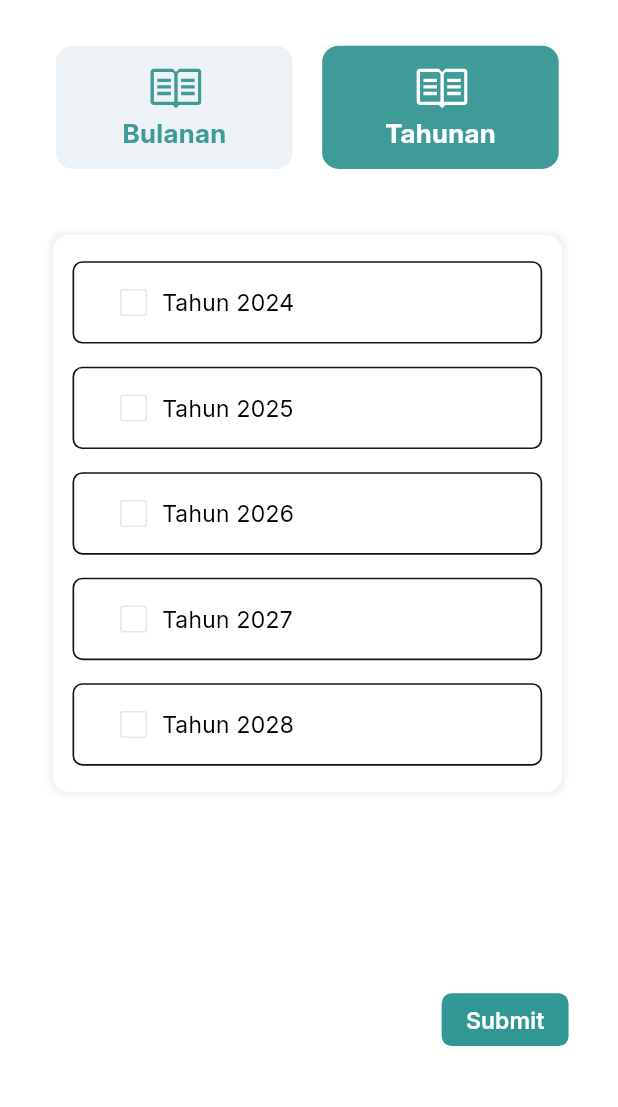
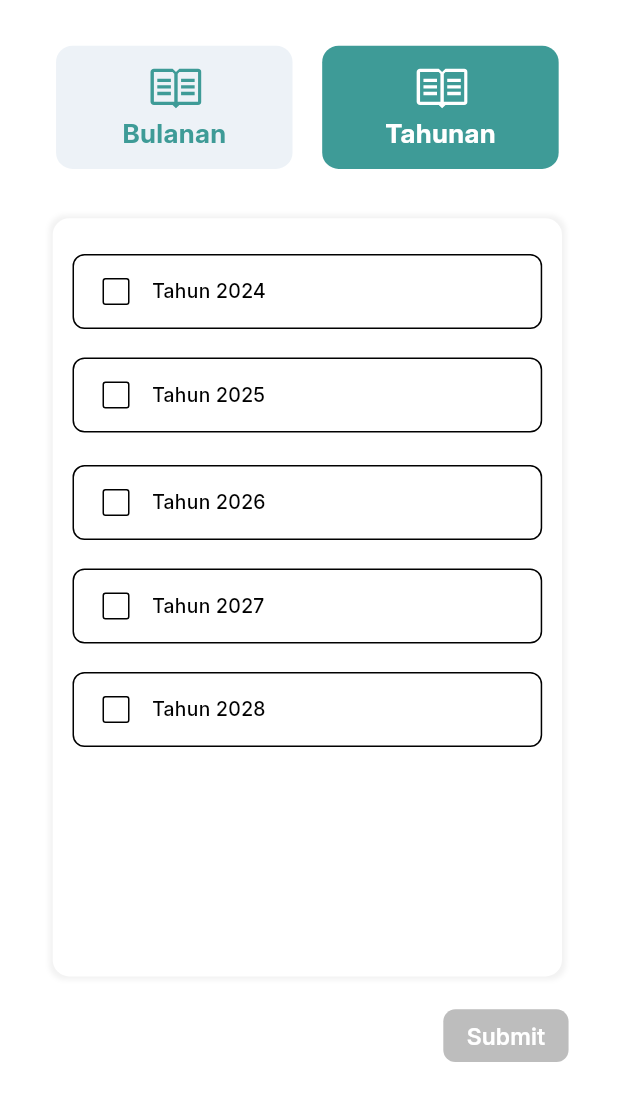
Before and after one commit to rennn9/MBPS-KP, a Flutter app: the KipappPegawaiTwoScreen screen opened by its route, on a phone screen of 412 x 824 dp, the part 129-1236 px from its top. Run offline on Flutter 3.47's test engine with Material 3 defaults, Android fonts, the phone set to English and light mode, and no system bars; our stand-ins replace cached_network_image, connectivity_plus, flutter_svg, flutter_time_picker_spinner, smooth_page_indicator, timelines_plus; project files that could hold a hidden picture were left out.

Commit message:
mengupdate hal kipApp pegawai

```diff
--- a/lib/presentation/kipapp_pegawai_two_screen/kipapp_pegawai_two_screen.dart
+++ b/lib/presentation/kipapp_pegawai_two_screen/kipapp_pegawai_two_screen.dart
@@ -4,35 +4,49 @@ import '../../theme/custom_button_style.dart';
 import '../../widgets/app_bar/appbar_leading_image.dart';
 import '../../widgets/app_bar/appbar_title.dart';
 import '../../widgets/app_bar/custom_app_bar.dart';
-import '../../widgets/custom_checkbox_button.dart';
 import '../../widgets/custom_elevated_button.dart';
 
 // ignore_for_file: must_be_immutable
-class KipappPegawaiTwoScreen extends StatelessWidget {
+
+class KipappPegawaiTwoScreen extends StatefulWidget {
   KipappPegawaiTwoScreen({Key? key}) : super(key: key);
+  @override
+  _KipappPegawaiTwoScreenState createState() => _KipappPegawaiTwoScreenState();
+}
 
+class _KipappPegawaiTwoScreenState extends State<KipappPegawaiTwoScreen> {
   bool tahun2024one = false;
   bool tahun2025one = false;
   bool tahun2026one = false;
   bool tahun2027one = false;
   bool tahun2028one = false;
 
+  bool get isSubmitEnabled =>
+      tahun2024one ||
+      tahun2025one ||
+      tahun2026one ||
+      tahun2027one ||
+      tahun2028one;
+
   @override
   Widget build(BuildContext context) {
     return SafeArea(
       child: Scaffold(
         appBar: _buildAppbar(context),
-        body: Container(
+        body: SizedBox(
+          width: double.maxFinite,
+          child: SingleChildScrollView(
+            child: Container(
               width: double.maxFinite,
               padding: EdgeInsets.only(
                 left: 14.h,
-            top: 28.h,
+                top: 24.h,
                 right: 14.h,
               ),
               child: Column(
                 children: [
-              Expanded(
-                child: Container(
+                  SizedBox(height: 4.h),
+                  Container(
                     width: double.maxFinite,
                     margin: EdgeInsets.only(left: 2.h),
                     padding: EdgeInsets.symmetric(horizontal: 16.h),
@@ -49,9 +63,15 @@ class KipappPegawaiTwoScreen extends StatelessWidget {
                             mainAxisAlignment: MainAxisAlignment.end,
                             children: [
                               Expanded(
+                                child: GestureDetector(
+                                  onTap: () {
+                                    Navigator.pushNamed(context,
+                                        AppRoutes.kipappPegawaiOneScreen);
+                                  },
                                   child: Container(
                                     width: double.maxFinite,
-                                padding: EdgeInsets.symmetric(vertical: 10.h),
+                                    padding:
+                                        EdgeInsets.symmetric(vertical: 10.h),
                                     decoration: BoxDecoration(
                                       color: appTheme.blueGray50,
                                       borderRadius:
@@ -59,20 +79,21 @@ class KipappPegawaiTwoScreen extends StatelessWidget {
                                     ),
                                     child: Column(
                                       mainAxisSize: MainAxisSize.min,
-                                  mainAxisAlignment: MainAxisAlignment.center,
+                                      mainAxisAlignment:
+                                          MainAxisAlignment.center,
                                       children: [
                                         CustomImageView(
                                           imagePath: ImageConstant.imgClose,
                                           height: 32.h,
                                           width: 36.h,
-                                      onTap: () {},
                                         ),
                                         Text(
                                           "Bulanan",
-                                      style:
-                                          CustomTextStyles.titleMediumPrimary,
+                                          style: CustomTextStyles
+                                              .titleMediumPrimary,
                                         ),
                                       ],
+                                    ),
                                   ),
                                 ),
                               ),
@@ -80,7 +101,8 @@ class KipappPegawaiTwoScreen extends StatelessWidget {
                               Expanded(
                                   child: Container(
                                     width: double.maxFinite,
-                                padding: EdgeInsets.symmetric(vertical: 10.h),
+                                    padding:
+                                        EdgeInsets.symmetric(vertical: 10.h),
                                     decoration: BoxDecoration(
                                       color: theme.colorScheme.primary,
                                       borderRadius:
@@ -88,48 +110,96 @@ class KipappPegawaiTwoScreen extends StatelessWidget {
                                     ),
                                     child: Column(
                                       mainAxisSize: MainAxisSize.min,
-                                  mainAxisAlignment: MainAxisAlignment.center,
+                                      mainAxisAlignment:
+                                          MainAxisAlignment.center,
                                       children: [
                                         CustomImageView(
                                           imagePath: ImageConstant.imgGrid,
                                           height: 32.h,
                                           width: 36.h,
-                                      onTap: () {},
                                         ),
                                         Text(
                                           "Tahunan",
-                                      style:
-                                          CustomTextStyles.titleMediumWhiteA700,
+                                          style: CustomTextStyles
+                                              .titleMediumWhiteA700,
                                         ),
                                       ],
                                     ),
                                   ),
-                            )
+                                ),
                             ],
                           ),
                         ),
-                      SizedBox(height: 40.h),
-                      _buildColumntahun2024(context),
-                      Spacer(),
-                      CustomElevatedButton(
-                        height: 32.h,
-                        width: 77.h,
-                        text: "Submit",
-                        buttonStyle: CustomButtonStyles.fillTeal,
-                        buttonTextStyle: CustomTextStyles.titleSmallWhiteA700,
-                        onPressed: () {},
-                      )
+                        SizedBox(height: 30.h),
+                        Container(
+                          width: double.maxFinite,
+                          height: 460.h,
+                          margin: EdgeInsets.only(right: 4.h),
+                          padding: EdgeInsets.symmetric(
+                            horizontal: 12.h,
+                            vertical: 8.h,
+                          ),
+                          decoration: BoxDecoration(
+                            color: appTheme.whiteA700,
+                            borderRadius: BorderRadiusStyle.roundedBorder10,
+                            boxShadow: [
+                              BoxShadow(
+                                color: theme.colorScheme.errorContainer
+                                    .withOpacity(0.05),
+                                spreadRadius: 2.h,
+                                blurRadius: 2.h,
+                              ),
+                            ],
+                          ),
+                          child: Column(
+                            mainAxisSize: MainAxisSize.min,
+                            crossAxisAlignment: CrossAxisAlignment.end,
+                            children: [
+                              SizedBox(height: 10.h),
+                              _build2024one(context),
+                              SizedBox(height: 10.h),
+                              _build2025one(context),
+                              SizedBox(height: 12.5.h),
+                              _build2026one(context),
+                              SizedBox(height: 10.h),
+                              _build2027one(context),
+                              SizedBox(height: 10.h),
+                              _build2028one(context),
                             ],
                           ),
                         ),
+                        Padding(
+                          padding: EdgeInsets.symmetric(vertical: 20.h),
+                          child: CustomElevatedButton(
+                            height: 32.h,
+                            width: 76.h,
+                            text: "Submit",
+                            buttonStyle: isSubmitEnabled
+                                ? CustomButtonStyles.fillTeal
+                                : CustomButtonStyles
+                                    .fillGray, // Gaya tombol untuk tombol non-aktif
+                            buttonTextStyle:
+                                CustomTextStyles.titleSmallWhiteA700,
+                            onPressed: isSubmitEnabled
+                                ? () {
+                                    Navigator.pushNamed(
+                                        context, '/submit_berhasil_screen');
+                                  }
+                                : null, // Tombol tidak aktif jika isSubmitEnabled = false
                           ),
-              SizedBox(height: 37.h)
+                        ),
                       ],
+                    ),
+                  ),
+                ],
+              ),
+            ),
           ),
         ),
       ),
     );
   }
+
   /// Section Widget
   PreferredSizeWidget _buildAppbar(BuildContext context) {
     return CustomAppBar(
@@ -138,7 +208,9 @@ PreferredSizeWidget _buildAppbar(BuildContext context) {
         imagePath: ImageConstant.imgArrowLeftWhiteA700,
         height: 16.h,
         margin: EdgeInsets.only(left: 33.h),
-      onTap: () {},
+        onTap: () {
+          Navigator.pop(context);
+        },
       ),
       centerTitle: true,
       title: AppbarTitle(
@@ -148,119 +220,103 @@ PreferredSizeWidget _buildAppbar(BuildContext context) {
     );
   }
 
-/// Section Widget
-Widget _buildColumntahun2024(BuildContext context) {
+  Widget _buildMonthCheckbox(
+      {required BuildContext context,
+      required String label,
+      required bool value,
+      required ValueChanged<bool?> onChanged}) {
     return Container(
-    width: double.maxFinite,
-    margin: EdgeInsets.only(right: 4.h),
-    padding: EdgeInsets.symmetric(
-      horizontal: 12.h,
-      vertical: 16.h,
+      decoration: BoxDecoration(
+        borderRadius: BorderRadius.circular(8.0), // Radius sudut container
+        border: Border.all(
+            color: const Color.fromARGB(255, 0, 0, 0)), // Warna border
       ),
-    decoration: BoxDecoration(
-      color: appTheme.whiteA700,
-      borderRadius: BorderRadiusStyle.roundedBorder10,
-      boxShadow: [
-        BoxShadow(
-          color: theme.colorScheme.errorContainer.withOpacity(0.05),
-          spreadRadius: 2.h,
-          blurRadius: 2.h,
-          offset: Offset(
-            0,
-            0,
+      padding: const EdgeInsets.symmetric(horizontal: 12.0, vertical: 8.0),
+      margin: const EdgeInsets.symmetric(vertical: 4.0),
+      child: Row(
+        children: [
+          Checkbox(
+            value: value,
+            onChanged: onChanged,
+            activeColor: Colors.blue[600],
+            checkColor: Colors.white,
           ),
-        )
-      ],
-    ),
-    child: Column(
-      mainAxisSize: MainAxisSize.min,
-      children: [
-        SizedBox(
-          width: double.maxFinite,
-          child: CustomCheckboxButton(
-            text: "Tahun 2024",
-            value: tahun2024one,
-            padding: EdgeInsets.fromLTRB(26.h, 14.h, 30.h, 14.h),
-            textStyle: CustomTextStyles.bodyMediumErrorContainer,
-            decoration: CustomCheckBoxStyleHelper.outlineErrorContainer,
-            onChange: (value) {
-              tahun2024one = value;
-            },
+          const SizedBox(width: 8.0), // Jarak antara checkbox dan teks
+          Text(
+            label,
+            style: const TextStyle(
+              fontSize: 13.0,
+              fontWeight: FontWeight.w500,
+              color: Colors.black, // Warna teks hitam
             ),
           ),
-        SizedBox(height: 14.h),
-        SizedBox(
-          width: double.maxFinite,
-          child: CustomCheckboxButton(
-            text: "Tahun 2025",
-            value: tahun2025one,
-            padding: EdgeInsets.fromLTRB(26.h, 14.h, 30.h, 14.h),
-            textStyle: CustomTextStyles.bodyMediumErrorContainer,
-            decoration: CustomCheckBoxStyleHelper.outlineErrorContainer,
-            onChange: (value) {
-              tahun2025one = value;
-            },
-          ),
-        ),
-        SizedBox(height: 14.h),
-        SizedBox(
-          width: double.maxFinite,
-          child: CustomCheckboxButton(
-            text: "Tahun 2026",
-            value: tahun2026one,
-            padding: EdgeInsets.fromLTRB(26.h, 14.h, 30.h, 14.h),
-            textStyle: CustomTextStyles.bodyMediumErrorContainer,
-            decoration: CustomCheckBoxStyleHelper.outlineErrorContainer,
-            onChange: (value) {
-              tahun2026one = value;
-            },
-          ),
-        ),
-        SizedBox(height: 14.h),
-        SizedBox(
-          width: double.maxFinite,
-          child: CustomCheckboxButton(
-            text: "Tahun 2027",
-            value: tahun2027one,
-            padding: EdgeInsets.fromLTRB(26.h, 14.h, 30.h, 14.h),
-            textStyle: CustomTextStyles.bodyMediumErrorContainer,
-            decoration: CustomCheckBoxStyleHelper.outlineErrorContainer,
-            onChange: (value) {
-              tahun2027one = value;
-            },
-          ),
-        ),
-        SizedBox(height: 14.h),
-        SizedBox(
-          width: double.maxFinite,
-          child: CustomCheckboxButton(
-            text: "Tahun 2028",
-            value: tahun2028one,
-            padding: EdgeInsets.fromLTRB(26.h, 14.h, 30.h, 14.h),
-            textStyle: CustomTextStyles.bodyMediumErrorContainer,
-            decoration: CustomCheckBoxStyleHelper.outlineErrorContainer,
-            onChange: (value) {
-              tahun2028one = value;
-            },
-          ),
-        )
         ],
       ),
     );
   }
 
-/// Navigates back to the previous screen.
-onTapArrowleftone(BuildContext context) {
-  Navigator.pop(context);
+  Widget _build2024one(BuildContext context) {
+    return _buildMonthCheckbox(
+      context: context,
+      label: "Tahun 2024",
+      value: tahun2024one,
+      onChanged: (value) {
+        setState(() {
+          tahun2024one = value ?? false;
+        });
+      },
+    );
   }
 
-/// Navigates back to the previous screen.
-onTapImgCloseone(BuildContext context) {
-  Navigator.pop(context);
+  Widget _build2025one(BuildContext context) {
+    return _buildMonthCheckbox(
+      context: context,
+      label: "Tahun 2025",
+      value: tahun2025one,
+      onChanged: (value) {
+        setState(() {
+          tahun2025one = value ?? false;
+        });
+      },
+    );
   }
 
-/// Navigates to the submitBerhasilScreen when the action is triggered.
-onTapSubmit(BuildContext context) {
-  Navigator.pushNamed(context, AppRoutes.submitBerhasilScreen);
+  Widget _build2026one(BuildContext context) {
+    return _buildMonthCheckbox(
+      context: context,
+      label: "Tahun 2026",
+      value: tahun2026one,
+      onChanged: (value) {
+        setState(() {
+          tahun2026one = value ?? false;
+        });
+      },
+    );
+  }
+
+  Widget _build2027one(BuildContext context) {
+    return _buildMonthCheckbox(
+      context: context,
+      label: "Tahun 2027",
+      value: tahun2027one,
+      onChanged: (value) {
+        setState(() {
+          tahun2027one = value ?? false;
+        });
+      },
+    );
+  }
+
+  Widget _build2028one(BuildContext context) {
+    return _buildMonthCheckbox(
+      context: context,
+      label: "Tahun 2028",
+      value: tahun2028one,
+      onChanged: (value) {
+        setState(() {
+          tahun2024one = value ?? false;
+        });
+      },
+    );
   }
 }
--- a/lib/theme/custom_button_style.dart
+++ b/lib/theme/custom_button_style.dart
@@ -92,6 +92,12 @@ class CustomButtonStyles {
         elevation: 0,
         padding: EdgeInsets.zero,
       );
+        static final ButtonStyle fillGray = ElevatedButton.styleFrom(
+    backgroundColor: Colors.grey[400], // Warna tombol non-aktif
+    shape: RoundedRectangleBorder(
+      borderRadius: BorderRadius.circular(8.0),
+    ),
+  );
 
   // Outline button style
   static ButtonStyle get outlineGray => OutlinedButton.styleFrom(
```
Also changed, not shown: lib/presentation/kipapp_pegawai_one_screen/kipapp_pegawai_one_screen.dart (+33 -6 lines). Lines whose indentation alone changed are shown as unchanged.
